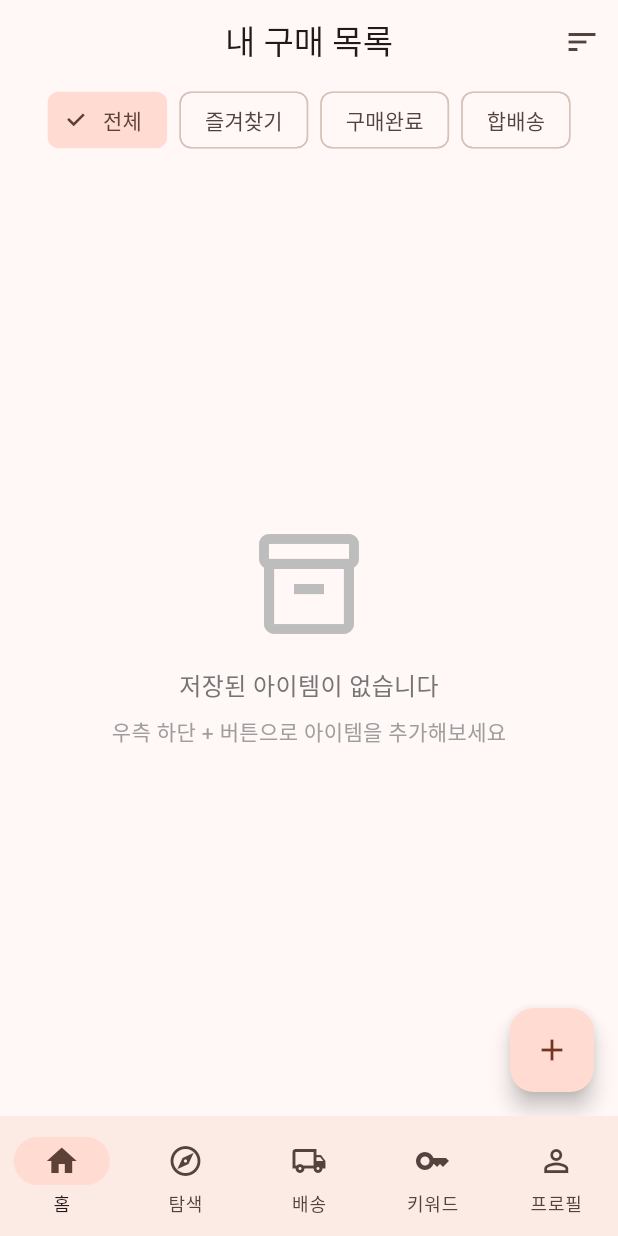
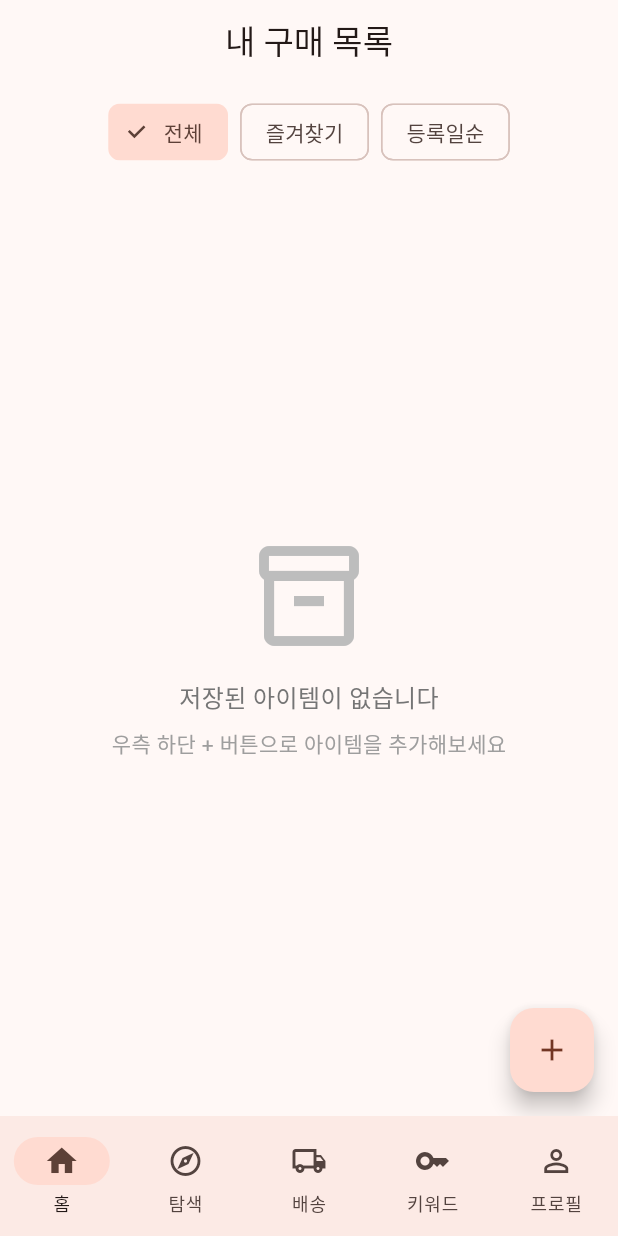
Before and after one commit to d8young525-sudo/auction-manager, a Flutter app: the screen it shows once a user with an empty profile is signed in, on a phone screen of 412 x 824 dp. Run offline on Flutter 3.47's test engine with Material 3 defaults, Android fonts, the light colour scheme and no system bars; our stand-ins replace cached_network_image, cloud_firestore, firebase_auth, firebase_core, flutter_local_notifications, timezone; accounts and stored records are empty.

Commit message:
UI simplification: home tab streamlined, purchased items excluded
Changes:
- Home Tab: Removed sort menu, simplified to 3 filters (전체|즐겨찾기|등록일순)
- Home Tab: Excluded purchased items (moved to shipping tab)
- Home Tab: Default sorting by deadline (마감일순)
- Shipping Tab: Removed center button, FAB only
- ItemFilter: Removed 'purchased' and 'shipping' filters

UI Improvements:
- Cleaner home screen with focus on active items
- Purchased items automatically appear in shipping tab
- Consistent FAB usage across tabs

```diff
--- a/lib/providers/item_provider.dart
+++ b/lib/providers/item_provider.dart
@@ -5,7 +5,7 @@ import '../services/firebase_service.dart';
 import '../services/notification_service.dart';
 import 'package:uuid/uuid.dart';
 
-enum ItemFilter { all, favorite, purchased, shipping }
+enum ItemFilter { all, favorite, createdDesc }
 
 enum ItemSort { deadlineAsc, createdDesc, priceAsc }
 
--- a/lib/screens/home/home_screen.dart
+++ b/lib/screens/home/home_screen.dart
@@ -39,29 +39,6 @@ class _HomeScreenState extends State<HomeScreen> {
     return Scaffold(
       appBar: AppBar(
         title: const Text('내 구매 목록'),
-        actions: [
-          // 정렬 메뉴
-          PopupMenuButton<ItemSort>(
-            icon: const Icon(Icons.sort),
-            onSelected: (sort) {
-              itemProvider.setSort(sort);
-            },
-            itemBuilder: (context) => [
-              const PopupMenuItem(
-                value: ItemSort.deadlineAsc,
-                child: Text('마감일 임박순'),
-              ),
-              const PopupMenuItem(
-                value: ItemSort.createdDesc,
-                child: Text('등록일순'),
-              ),
-              const PopupMenuItem(
-                value: ItemSort.priceAsc,
-                child: Text('가격순'),
-              ),
-            ],
-          ),
-        ],
       ),
       body: StreamBuilder<List<ItemModel>>(
         stream: FirebaseService.getMyItemsStream(currentUser.uid),
@@ -78,41 +55,35 @@ class _HomeScreenState extends State<HomeScreen> {
 
           final allItems = snapshot.data ?? [];
 
+          // 구매완료 아이템 제외 (배송 탭으로 이동)
+          final activeItems = allItems.where((item) => !item.isPurchased).toList();
+
           // 필터 적용
-          List<ItemModel> filteredItems = allItems;
+          List<ItemModel> filteredItems = activeItems;
           switch (itemProvider.currentFilter) {
             case ItemFilter.favorite:
-              filteredItems = allItems.where((item) => item.isFavorite).toList();
+              filteredItems = activeItems.where((item) => item.isFavorite).toList();
               break;
-            case ItemFilter.purchased:
-              filteredItems = allItems.where((item) => item.isPurchased).toList();
-              break;
-            case ItemFilter.shipping:
-              filteredItems = allItems.where((item) => item.shippingGroupId != null).toList();
+            case ItemFilter.createdDesc:
+              filteredItems = activeItems;
+              // 등록일순 정렬
+              filteredItems.sort((a, b) => b.createdAt.compareTo(a.createdAt));
               break;
             case ItemFilter.all:
+              // 기본: 마감일순 정렬
+              filteredItems.sort((a, b) => a.deadline.compareTo(b.deadline));
+              break;
+            default:
               break;
           }
 
-          // 정렬 적용
-          switch (itemProvider.currentSort) {
-            case ItemSort.deadlineAsc:
-              filteredItems.sort((a, b) => a.deadline.compareTo(b.deadline));
-              break;
-            case ItemSort.createdDesc:
-              filteredItems.sort((a, b) => b.createdAt.compareTo(a.createdAt));
-              break;
-            case ItemSort.priceAsc:
-              filteredItems.sort((a, b) {
-                final priceA = a.purchasePrice ?? 0;
-                final priceB = b.purchasePrice ?? 0;
-                return priceA.compareTo(priceB);
-              });
-              break;
+          // all 필터인 경우에만 마감일순 정렬 (기본)
+          if (itemProvider.currentFilter == ItemFilter.all) {
+            filteredItems.sort((a, b) => a.deadline.compareTo(b.deadline));
           }
 
           final urgentItems = filteredItems
-              .where((item) => item.isDeadlineSoon && !item.isPurchased)
+              .where((item) => item.isDeadlineSoon)
               .toList();
 
           return Column(
@@ -145,37 +116,28 @@ class _HomeScreenState extends State<HomeScreen> {
                   ),
                 ),
 
-              // 필터 칩
+              // 필터 탭 (간소화: 전체 | 즐겨찾기 | 등록일순)
               SingleChildScrollView(
                 scrollDirection: Axis.horizontal,
-                padding: const EdgeInsets.symmetric(horizontal: 16),
+                padding: const EdgeInsets.symmetric(horizontal: 16, vertical: 8),
                 child: Row(
                   children: [
-                    FilterChip(
+                    ChoiceChip(
                       label: const Text('전체'),
                       selected: itemProvider.currentFilter == ItemFilter.all,
                       onSelected: (_) => itemProvider.setFilter(ItemFilter.all),
                     ),
                     const SizedBox(width: 8),
-                    FilterChip(
+                    ChoiceChip(
                       label: const Text('즐겨찾기'),
                       selected: itemProvider.currentFilter == ItemFilter.favorite,
-                      onSelected: (_) =>
-                          itemProvider.setFilter(ItemFilter.favorite),
+                      onSelected: (_) => itemProvider.setFilter(ItemFilter.favorite),
                     ),
                     const SizedBox(width: 8),
-                    FilterChip(
-                      label: const Text('구매완료'),
-                      selected: itemProvider.currentFilter == ItemFilter.purchased,
-                      onSelected: (_) =>
-                          itemProvider.setFilter(ItemFilter.purchased),
-                    ),
-                    const SizedBox(width: 8),
-                    FilterChip(
-                      label: const Text('합배송'),
-                      selected: itemProvider.currentFilter == ItemFilter.shipping,
-                      onSelected: (_) =>
-                          itemProvider.setFilter(ItemFilter.shipping),
+                    ChoiceChip(
+                      label: const Text('등록일순'),
+                      selected: itemProvider.currentFilter == ItemFilter.createdDesc,
+                      onSelected: (_) => itemProvider.setFilter(ItemFilter.createdDesc),
                     ),
                   ],
                 ),
```
Also changed, not shown: lib/screens/shipping/shipping_screen.dart (+2 -9 lines).
